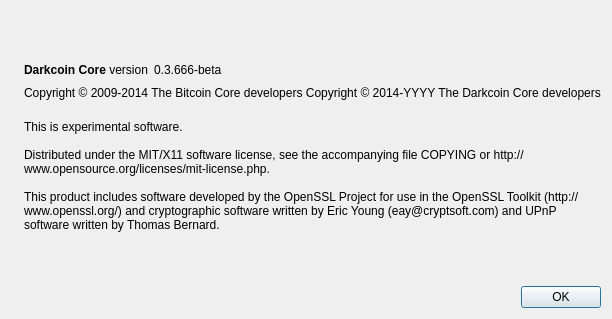
The window that src/qt/forms/aboutdialog.ui (adm2018/curium) describes before a commit, drawn with Qt 5.
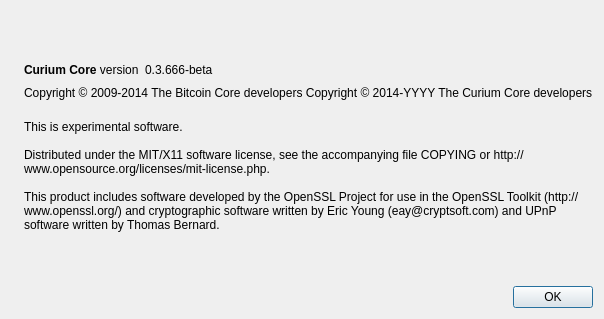
The same window after the commit. Icons and pictures are not drawn.

```diff
--- a/src/qt/forms/aboutdialog.ui
+++ b/src/qt/forms/aboutdialog.ui
@@ -50,7 +50,7 @@
           <cursorShape>IBeamCursor</cursorShape>
          </property>
          <property name="text">
-          <string>&lt;b&gt;Darkcoin Core&lt;/b&gt; version</string>
+          <string>&lt;b&gt;Curium Core&lt;/b&gt; version</string>
          </property>
          <property name="textInteractionFlags">
           <set>Qt::LinksAccessibleByMouse|Qt::TextSelectableByKeyboard|Qt::TextSelectableByMouse</set>
@@ -92,7 +92,7 @@
        </property>
        <property name="text">
         <string notr="true">Copyright &amp;copy; 2009-2014 The Bitcoin Core developers
-Copyright &amp;copy; 2014-YYYY The Darkcoin Core developers</string>
+Copyright &amp;copy; 2014-YYYY The Curium Core developers</string>
        </property>
        <property name="textFormat">
         <enum>Qt::RichText</enum>
```
Left out of the diff: 2 changed lines with no effect on the pictures.
